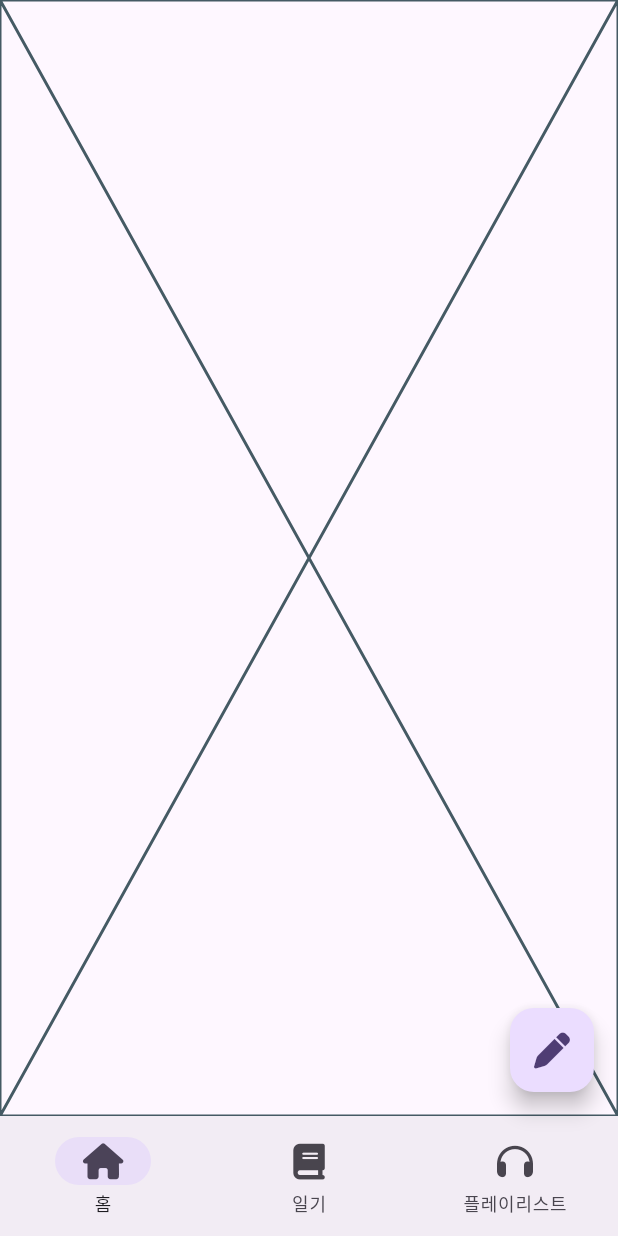
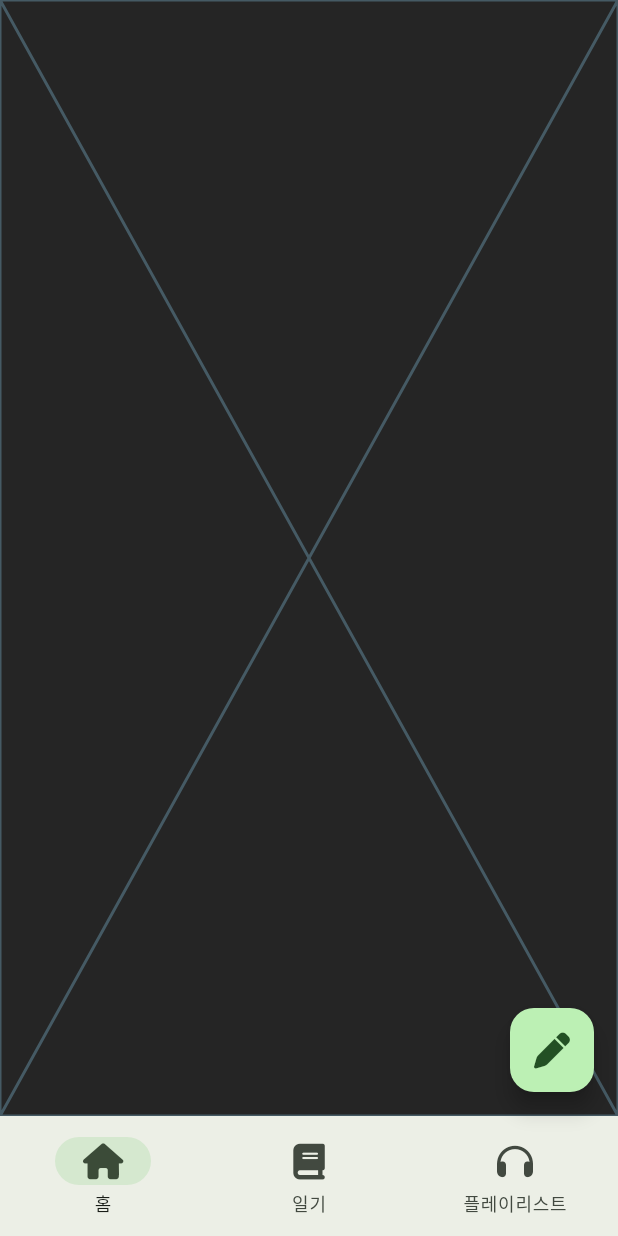
Before and after one commit to boridosa/emolist, a Flutter app: the screen it shows after launch, on a phone screen of 412 x 824 dp. Run offline on Flutter 3.47's test engine with Material 3 defaults, Android fonts, the light colour scheme and no system bars; our stand-ins replace font_awesome_flutter, go_router.

Commit message:
💄 change app theme

```diff
--- a/lib/src/app.dart
+++ b/lib/src/app.dart
@@ -17,7 +17,8 @@ class App extends StatelessWidget {
     return MaterialApp.router(
       title: 'Emolist',
       theme: ThemeData(
-        colorScheme: ColorScheme.fromSeed(seedColor: Colors.deepPurple),
+        colorScheme: ColorScheme.fromSeed(seedColor: Colors.green),
+        scaffoldBackgroundColor: const Color(0xFF252525),
         useMaterial3: true,
       ),
       routerConfig: GoRouter(
```
